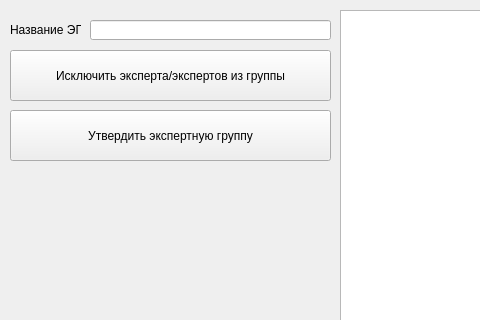
The window that include_eg_form.ui (lernya/dbcs) describes before a commit, drawn with Qt 5; both pictures show x 0 to 480 and y 0 to 320 of the 1127 by 915 pixel window.
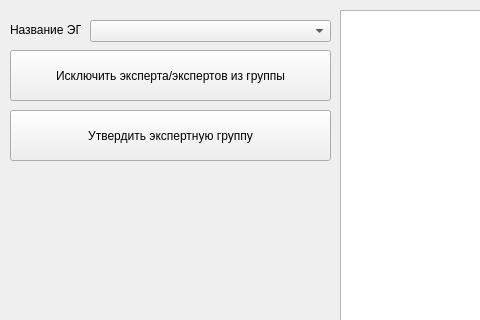
The same window after the commit.

Commit message: several expert groups

```diff
--- a/include_eg_form.ui
+++ b/include_eg_form.ui
@@ -76,13 +76,13 @@
      <string>Название ЭГ:</string>
     </property>
    </widget>
-   <widget class="QLineEdit" name="expertGroupNameEdit">
+   <widget class="QComboBox" name="expertGroupComboBox">
     <property name="geometry">
      <rect>
       <x>90</x>
       <y>20</y>
       <width>241</width>
-      <height>20</height>
+      <height>22</height>
      </rect>
     </property>
    </widget>
```
The commit also changes 2 other files.
